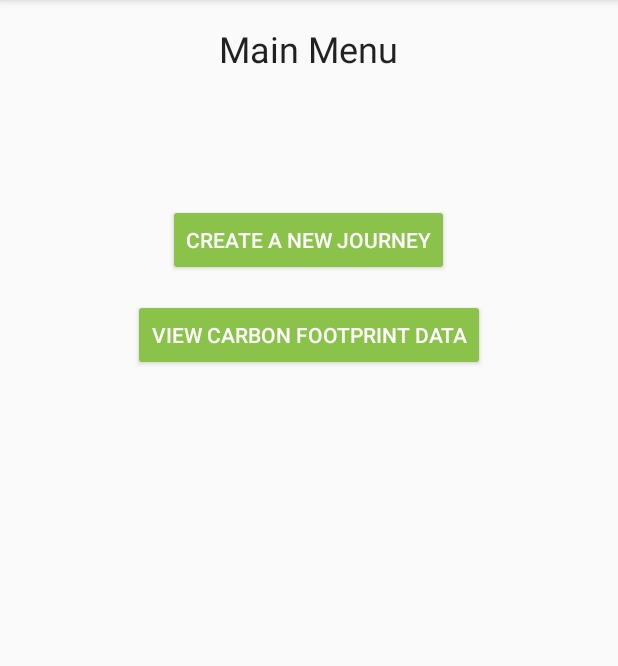
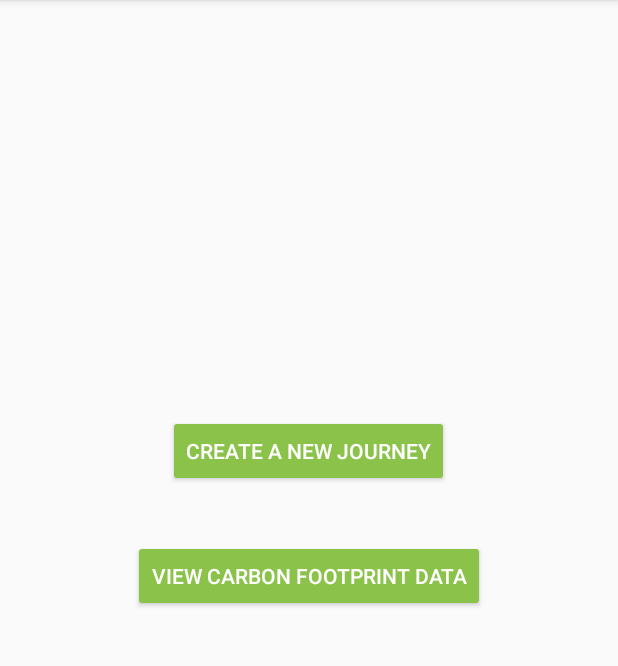
Before and after one commit to aryatavakoli/CarbonTracker, an Android app: the screen it shows after launch (MainMenu), on a phone screen of 412 x 824 dp, the part 84-750 px from its top. Run offline under Robolectric (Android 15) with nearby library versions, the phone set to English and light mode, and no system bars.

Commit message:
Changes to theme

```diff
--- a/app/src/main/res/layout/activity_journey_menu.xml
+++ b/app/src/main/res/layout/activity_journey_menu.xml
@@ -9,7 +9,6 @@
     android:paddingRight="@dimen/activity_horizontal_margin"
     android:paddingTop="@dimen/activity_vertical_margin"
     tools:context="com.cmpt276.indigo.carbontracker.JourneyMenu">
-
 
     <Button
         android:text="@string/title_activity_transportation_select_actvitiy"
--- a/app/src/main/res/layout/activity_main_menu.xml
+++ b/app/src/main/res/layout/activity_main_menu.xml
@@ -1,5 +1,6 @@
 <?xml version="1.0" encoding="utf-8"?>
 <RelativeLayout xmlns:android="http://schemas.android.com/apk/res/android"
+    xmlns:app="http://schemas.android.com/apk/res-auto"
     xmlns:tools="http://schemas.android.com/tools"
     android:id="@+id/activity_main_menu"
     android:layout_width="match_parent"
@@ -10,33 +11,23 @@
     android:paddingTop="@dimen/activity_vertical_margin"
     tools:context="com.cmpt276.indigo.carbontracker.MainMenu">
 
-    <TextView
-        android:text="@string/main_menu"
+    <Button
+        android:text="@string/view_carbon_footprint"
         android:layout_width="wrap_content"
         android:layout_height="wrap_content"
-        android:layout_alignParentTop="true"
-        android:layout_centerHorizontal="true"
-        android:id="@+id/main_menu_header"
-        android:textAppearance="@android:style/TextAppearance.Material.Headline" />
+        android:id="@+id/main_menu_carbonfootprint_btn"
+        android:theme="@style/GreenButton"
+        android:layout_centerVertical="true"
+        android:layout_centerHorizontal="true" />
 
     <Button
         android:text="@string/create_journey"
         android:layout_width="wrap_content"
         android:layout_height="wrap_content"
         android:id="@+id/main_menu_create_Journey_btn"
-        android:layout_centerHorizontal="true"
-        android:layout_marginTop="120dp"
-        android:theme="@style/GreenButton" />
-
-    <Button
-        android:text="@string/view_carbon_footprint"
-        android:layout_width="wrap_content"
-        android:layout_height="wrap_content"
-        android:id="@+id/main_menu_carbonfootprint_btn"
-        android:layout_below="@+id/main_menu_create_Journey_btn"
         android:theme="@style/GreenButton"
-        android:layout_centerVertical="true"
-        android:layout_centerHorizontal="true"
-        android:layout_marginTop="15dp"/>
+        android:layout_marginBottom="35dp"
+        android:layout_above="@+id/main_menu_carbonfootprint_btn"
+        android:layout_centerHorizontal="true" />
 
 </RelativeLayout>
```
Also changed, not shown: app/src/main/res/layout/activity_transportation_add.xml (+11 -13 lines).
